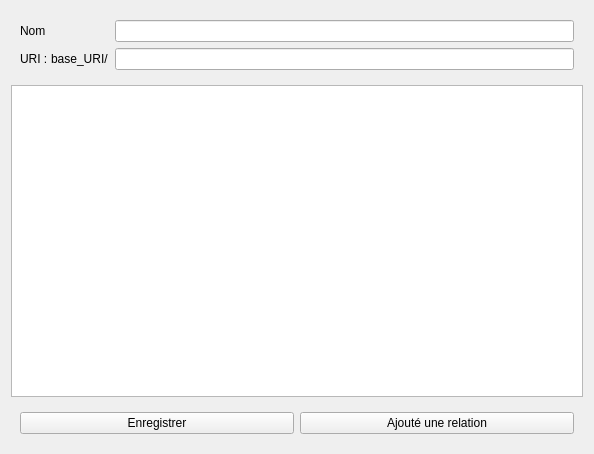
This is charactersDB/src/ui/ui_files/char_form.ui in GaelPICOT/charactersDB as Qt 5 draws it before an edit. The edited form follows.
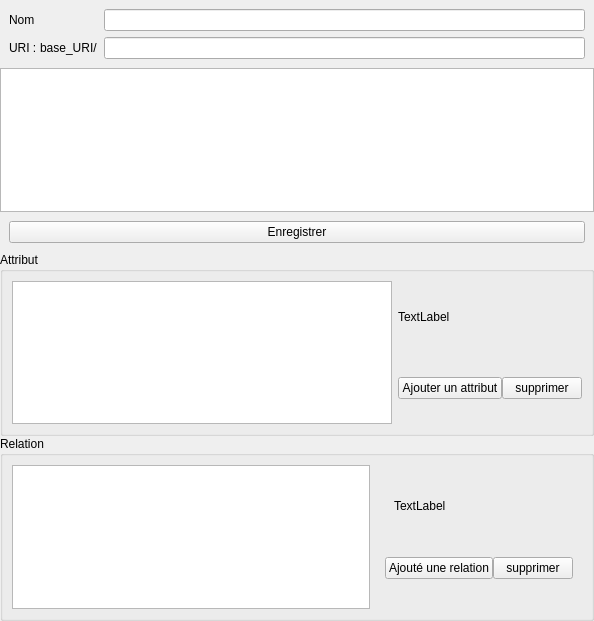
This is the edited form.

Commit message: char form update

What changed in the file:
```diff
--- a/charactersDB/src/ui/ui_files/char_form.ui
+++ b/charactersDB/src/ui/ui_files/char_form.ui
@@ -7,13 +7,28 @@
     <x>0</x>
     <y>0</y>
     <width>594</width>
-    <height>454</height>
+    <height>621</height>
    </rect>
   </property>
   <property name="windowTitle">
    <string>Form</string>
   </property>
   <layout class="QVBoxLayout" name="verticalLayout">
+   <property name="spacing">
+    <number>0</number>
+   </property>
+   <property name="leftMargin">
+    <number>0</number>
+   </property>
+   <property name="topMargin">
+    <number>0</number>
+   </property>
+   <property name="rightMargin">
+    <number>0</number>
+   </property>
+   <property name="bottomMargin">
+    <number>0</number>
+   </property>
    <item>
     <widget class="QWidget" name="widget" native="true">
      <layout class="QGridLayout" name="gridLayout">
@@ -69,7 +84,15 @@
     </widget>
    </item>
    <item>
-    <widget class="QTextEdit" name="textEdit"/>
+    <widget class="QTextEdit" name="summary_edit">
+     <property name="html">
+      <string>&lt;!DOCTYPE HTML PUBLIC &quot;-//W3C//DTD HTML 4.0//EN&quot; &quot;http://www.w3.org/TR/REC-html40/strict.dtd&quot;&gt;
+&lt;html&gt;&lt;head&gt;&lt;meta name=&quot;qrichtext&quot; content=&quot;1&quot; /&gt;&lt;style type=&quot;text/css&quot;&gt;
+p, li { white-space: pre-wrap; }
+&lt;/style&gt;&lt;/head&gt;&lt;body style=&quot; font-family:'Ubuntu'; font-size:10pt; font-weight:400; font-style:normal;&quot;&gt;
+&lt;p style=&quot;-qt-paragraph-type:empty; margin-top:0px; margin-bottom:0px; margin-left:0px; margin-right:0px; -qt-block-indent:0; text-indent:0px;&quot;&gt;&lt;br /&gt;&lt;/p&gt;&lt;/body&gt;&lt;/html&gt;</string>
+     </property>
+    </widget>
    </item>
    <item>
     <widget class="QWidget" name="widget_2" native="true">
@@ -81,11 +104,166 @@
         </property>
        </widget>
       </item>
+     </layout>
+    </widget>
+   </item>
+   <item>
+    <widget class="QGroupBox" name="groupBox">
+     <property name="title">
+      <string>Attribut</string>
+     </property>
+     <layout class="QHBoxLayout" name="horizontalLayout_3">
       <item>
-       <widget class="QPushButton" name="add_relationship_button">
-        <property name="text">
-         <string>Ajouté une relation</string>
-        </property>
+       <widget class="QListWidget" name="attribute_list"/>
+      </item>
+      <item>
+       <widget class="QWidget" name="widget_4" native="true">
+        <layout class="QVBoxLayout" name="verticalLayout_2">
+         <property name="spacing">
+          <number>0</number>
+         </property>
+         <property name="leftMargin">
+          <number>0</number>
+         </property>
+         <property name="topMargin">
+          <number>0</number>
+         </property>
+         <property name="rightMargin">
+          <number>0</number>
+         </property>
+         <property name="bottomMargin">
+          <number>0</number>
+         </property>
+         <item>
+          <widget class="QLabel" name="label_3">
+           <property name="text">
+            <string>TextLabel</string>
+           </property>
+          </widget>
+         </item>
+         <item>
+          <widget class="QWidget" name="widget_5" native="true">
+           <layout class="QHBoxLayout" name="horizontalLayout_4">
+            <property name="spacing">
+             <number>0</number>
+            </property>
+            <property name="leftMargin">
+             <number>0</number>
+            </property>
+            <property name="topMargin">
+             <number>0</number>
+            </property>
+            <property name="rightMargin">
+             <number>0</number>
+            </property>
+            <property name="bottomMargin">
+             <number>0</number>
+            </property>
+            <item>
+             <widget class="QPushButton" name="add_attribut_button">
+              <property name="text">
+               <string>Ajouter un attribut</string>
+              </property>
+             </widget>
+            </item>
+            <item>
+             <widget class="QPushButton" name="del_attribute_button">
+              <property name="text">
+               <string>supprimer</string>
+              </property>
+             </widget>
+            </item>
+           </layout>
+          </widget>
+         </item>
+        </layout>
+       </widget>
+      </item>
+     </layout>
+    </widget>
+   </item>
+   <item>
+    <widget class="QGroupBox" name="groupBox_2">
+     <property name="title">
+      <string>Relation</string>
+     </property>
+     <layout class="QHBoxLayout" name="horizontalLayout_5">
+      <item>
+       <widget class="QListWidget" name="relachionship_list"/>
+      </item>
+      <item>
+       <widget class="QWidget" name="widget_6" native="true">
+        <layout class="QVBoxLayout" name="verticalLayout_4">
+         <item>
+          <widget class="QWidget" name="widget_7" native="true">
+           <layout class="QVBoxLayout" name="verticalLayout_3">
+            <property name="spacing">
+             <number>0</number>
+            </property>
+            <property name="leftMargin">
+             <number>0</number>
+            </property>
+            <property name="topMargin">
+             <number>0</number>
+            </property>
+            <property name="rightMargin">
+             <number>0</number>
+            </property>
+            <property name="bottomMargin">
+             <number>0</number>
+            </property>
+            <item>
+             <widget class="QWidget" name="widget_9" native="true">
+              <layout class="QGridLayout" name="gridLayout_2">
+               <item row="0" column="0">
+                <widget class="QLabel" name="label_4">
+                 <property name="text">
+                  <string>TextLabel</string>
+                 </property>
+                </widget>
+               </item>
+              </layout>
+             </widget>
+            </item>
+            <item>
+             <widget class="QWidget" name="widget_8" native="true">
+              <layout class="QHBoxLayout" name="horizontalLayout_6">
+               <property name="spacing">
+                <number>0</number>
+               </property>
+               <property name="leftMargin">
+                <number>0</number>
+               </property>
+               <property name="topMargin">
+                <number>0</number>
+               </property>
+               <property name="rightMargin">
+                <number>0</number>
+               </property>
+               <property name="bottomMargin">
+                <number>0</number>
+               </property>
+               <item>
+                <widget class="QPushButton" name="add_relationship_button">
+                 <property name="text">
+                  <string>Ajouté une relation</string>
+                 </property>
+                </widget>
+               </item>
+               <item>
+                <widget class="QPushButton" name="del_relationship_button">
+                 <property name="text">
+                  <string>supprimer</string>
+                 </property>
+                </widget>
+               </item>
+              </layout>
+             </widget>
+            </item>
+           </layout>
+          </widget>
+         </item>
+        </layout>
        </widget>
       </item>
      </layout>
```
Left out of the diff: 2 changed lines with no effect on the pictures.
